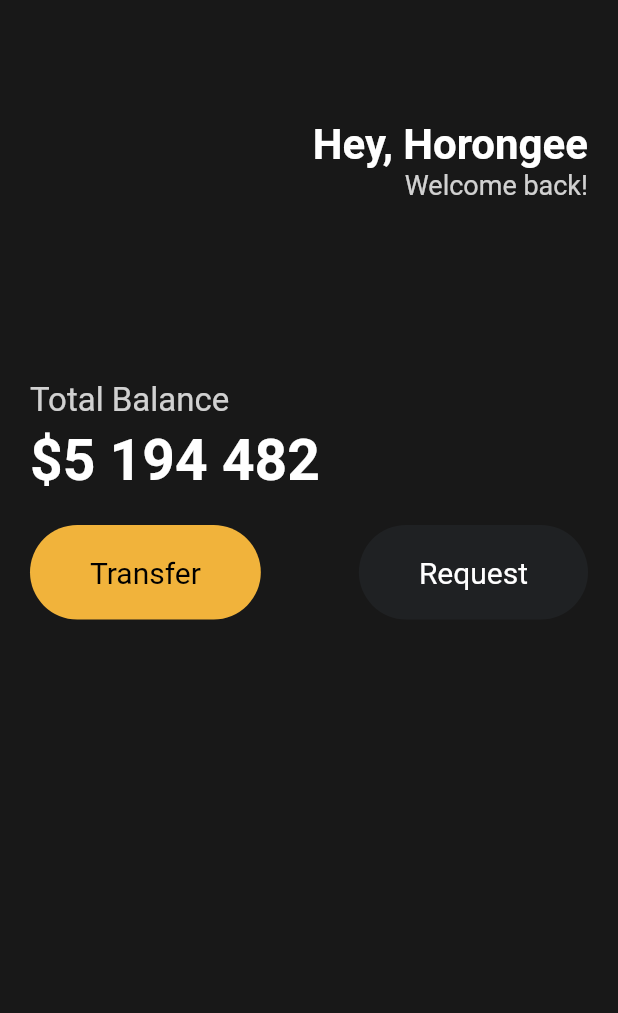
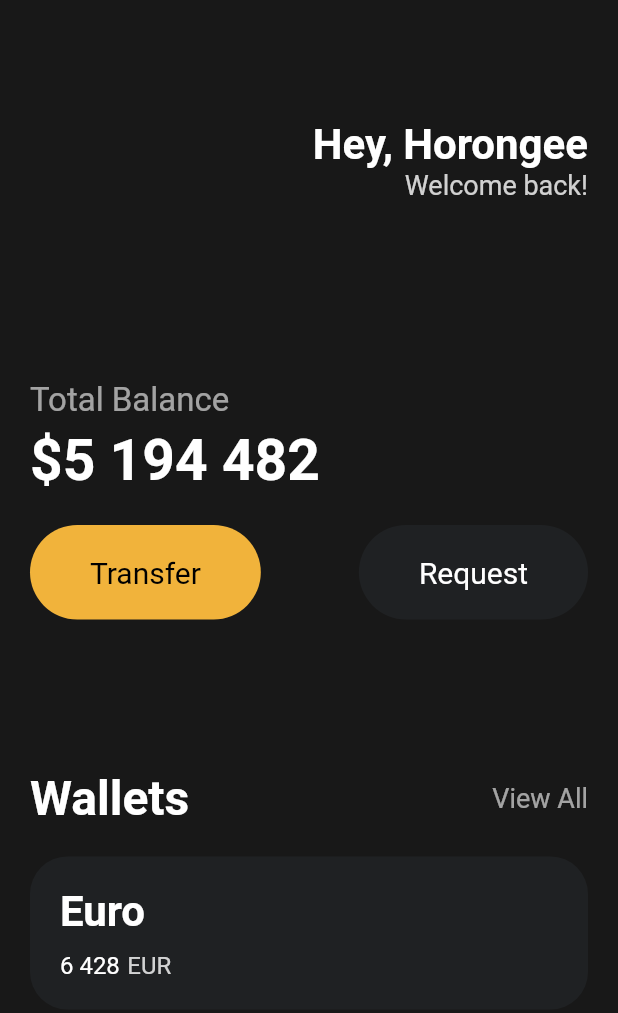
Before and after one commit to chopinoff/practice-flutter, a Flutter app: the screen it shows after launch, on a phone screen of 412 x 824 dp. Shown: the top 1013 px of the screen. Run offline on Flutter 3.47's test engine with Material 2 defaults, Android fonts, the phone set to English and light mode, and no system bars.

Commit message:
230626_Cards

```diff
--- a/toonflix/lib/main.dart
+++ b/toonflix/lib/main.dart
@@ -57,7 +57,7 @@ class App extends StatelessWidget {
                 "Total Balance",
                 style: TextStyle(
                   fontSize: 22,
-                  color: Colors.white.withOpacity(0.8),
+                  color: Colors.white.withOpacity(0.6),
                 ),
               ),
               const SizedBox(
@@ -77,9 +77,6 @@ class App extends StatelessWidget {
               const Row(
                 mainAxisAlignment: MainAxisAlignment.spaceBetween,
                 children: [
-                  // 내가 작성한 Widget을 Reusable Widget으로 분리하고 싶다
-                  // Code Actions (Ctrl + .) > Extract Widget
-                  // 코드 작업에 익숙해지기 위해서 직접 작성해보기
                   Button(
                     text: "Transfer",
                     bgColor: Color(0xFFF1B33B),
@@ -92,6 +89,83 @@ class App extends StatelessWidget {
                   ),
                 ],
               ),
+              const SizedBox(
+                height: 100,
+              ),
+              Row(
+                mainAxisAlignment: MainAxisAlignment.spaceBetween,
+                crossAxisAlignment: CrossAxisAlignment.center,
+                children: [
+                  const Text(
+                    "Wallets",
+                    style: TextStyle(
+                      color: Colors.white,
+                      fontSize: 32,
+                      fontWeight: FontWeight.w600,
+                    ),
+                  ),
+                  Text(
+                    "View All",
+                    style: TextStyle(
+                      color: Colors.white.withOpacity(0.6),
+                      fontSize: 18,
+                    ),
+                  ),
+                ],
+              ),
+              const SizedBox(
+                height: 20,
+              ),
+              Container(
+                decoration: BoxDecoration(
+                  color: const Color(0xFF1F2123),
+                  borderRadius: BorderRadius.circular(25),
+                ),
+                child: Padding(
+                  padding: const EdgeInsets.all(20),
+                  child: Row(
+                    children: [
+                      Column(
+                        crossAxisAlignment: CrossAxisAlignment.start,
+                        children: [
+                          const Text(
+                            "Euro",
+                            style: TextStyle(
+                              color: Colors.white,
+                              fontSize: 28,
+                              fontWeight: FontWeight.w600,
+                            ),
+                          ),
+                          const SizedBox(
+                            height: 10,
+                          ),
+                          Row(
+                            children: [
+                              const Text(
+                                "6 428",
+                                style: TextStyle(
+                                  color: Colors.white,
+                                  fontSize: 16,
+                                ),
+                              ),
+                              const SizedBox(
+                                width: 5,
+                              ),
+                              Text(
+                                "EUR",
+                                style: TextStyle(
+                                  color: Colors.white.withOpacity(0.8),
+                                  fontSize: 16,
+                                ),
+                              ),
+                            ],
+                          ),
+                        ],
+                      ),
+                    ],
+                  ),
+                ),
+              ),
             ],
           ),
         ),
--- a/toonflix/lib/widgets/button.dart
+++ b/toonflix/lib/widgets/button.dart
@@ -1,12 +1,10 @@
 import 'package:flutter/material.dart';
 
 class Button extends StatelessWidget {
-  // Text와 Color들을 커스터마이징 할 수 있는 Widget
   final String text;
   final Color bgColor;
   final Color textColor;
 
-  // 위에서 Code Actions의 Create constructor for final fields 선택하면 자동으로 생성
   const Button({
     super.key,
     required this.text,
@@ -21,9 +19,6 @@ class Button extends StatelessWidget {
         color: bgColor,
         borderRadius: BorderRadius.circular(55),
       ),
-      // 특정 값 대신 변수(text, textColor)가 들어가서 더이상 const가 아님
-      // 자식 Widget이 모두 const인 경우에는 부모 Widget 하나에 const를 작성
-      // 자식 Widget 중 일부만 const인 경우에는 해당 Widget에만 const를 작성
       child: Padding(
         padding: const EdgeInsets.symmetric(
           vertical: 20,
```
